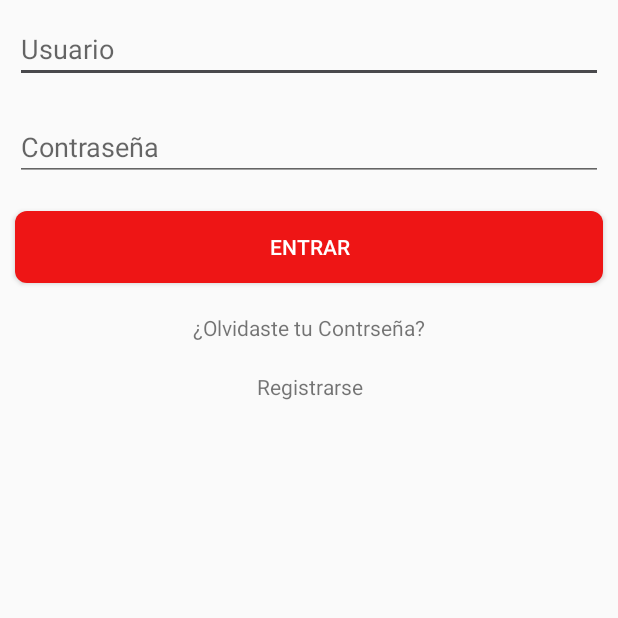
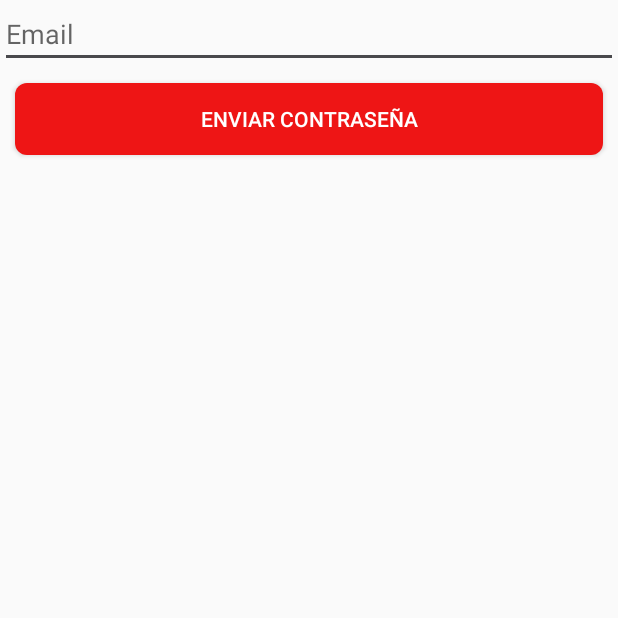
Before and after one commit to RudyRosa0318/PokeApp, an Android app: the LoginActivity screen opened directly, with no data from a screen before it, after a tap on "¿Olvidaste tu Contrseña?", on a phone screen of 412 x 824 dp, the top half of it. Run offline under Robolectric (Android 15) with nearby library versions, the phone set to English and light mode, and no system bars; our stand-ins replace Firebase (no records; nobody signed in at launch, a user with empty details on screens opened directly).

Commit message:
Commit Final IIIParcial

```diff
--- a/app/build.gradle
+++ b/app/build.gradle
@@ -43,6 +43,7 @@ dependencies {
     implementation 'androidx.lifecycle:lifecycle-extensions:2.0.0'
     implementation 'androidx.navigation:navigation-fragment-ktx:2.0.0'
     implementation 'androidx.navigation:navigation-ui-ktx:2.0.0'
+    implementation 'com.android.support.constraint:constraint-layout:1.1.3'
     testImplementation 'junit:junit:4.12'
     androidTestImplementation 'androidx.test:runner:1.2.0'
     androidTestImplementation 'androidx.test.espresso:espresso-core:3.2.0'
--- a/app/src/main/AndroidManifest.xml
+++ b/app/src/main/AndroidManifest.xml
@@ -18,7 +18,8 @@
         android:theme="@style/AppTheme"
         android:usesCleartextTraffic="true"
         tools:ignore="AllowBackup,GoogleAppIndexingWarning">
-        <activity android:name=".Login.RegisterActivity"/>
+        <activity android:name=".Login.ForgotActivity"></activity>
+        <activity android:name=".Login.RegisterActivity" />
         <activity android:name=".Login.LoginActivity" />
         <activity
             android:name=".SeleccionPokemon"
--- /dev/null
+++ b/app/src/main/java/com/example/pokeapp/Login/ForgotActivity.kt
@@ -0,0 +1,44 @@
+package com.example.pokeapp.Login
+
+import android.content.Intent
+import android.os.Bundle
+import android.text.TextUtils
+import android.view.View
+import android.widget.EditText
+import android.widget.ProgressBar
+import android.widget.Toast
+import androidx.appcompat.app.AppCompatActivity
+import com.example.pokeapp.MainActivity
+import com.example.pokeapp.R
+import com.google.firebase.auth.FirebaseAuth
+
+class ForgotActivity : AppCompatActivity() {
+    private  lateinit var txtEmail: EditText
+    private  lateinit var auth: FirebaseAuth
+    private  lateinit var progressBar: ProgressBar
+    override fun onCreate(savedInstanceState: Bundle?) {
+        super.onCreate(savedInstanceState)
+        setContentView(R.layout.activity_forgot)
+        txtEmail = findViewById(R.id.txtEmailForgot)
+        auth = FirebaseAuth.getInstance()
+        progressBar = findViewById(R.id.progressBar2)
+    }
+    fun send (view: View){
+        val email = txtEmail.text.toString()
+        if(!TextUtils.isEmpty(email)) {
+            auth.sendPasswordResetEmail(email)
+                    .addOnCompleteListener {
+                        task ->
+
+                        if(task.isSuccessful)
+                        {
+                            progressBar.visibility=View.VISIBLE
+                            startActivity(Intent(this, LoginActivity::class.java))}
+                        else
+                        {
+                            Toast.makeText(this,"Error al enviar el Email", Toast.LENGTH_LONG).show()}
+                    }
+        }
+
+    }
+}
--- a/app/src/main/java/com/example/pokeapp/Login/LoginActivity.kt
+++ b/app/src/main/java/com/example/pokeapp/Login/LoginActivity.kt
@@ -1,18 +1,72 @@
 package com.example.pokeapp.Login
 
+import android.content.Intent
 import androidx.appcompat.app.AppCompatActivity
 import android.os.Bundle
+import android.text.TextUtils
+import android.view.View
+import android.widget.EditText
+import android.widget.ProgressBar
+import android.widget.Toast
+import com.example.pokeapp.MenuPoke
 import com.example.pokeapp.R
+import com.google.firebase.auth.FirebaseAuth
+import kotlinx.android.synthetic.main.activity_login.*
 
 class LoginActivity : AppCompatActivity() {
+    private  lateinit var txtUser: EditText
+    private  lateinit var txtPassword1: EditText
+    private  lateinit var progressBar: ProgressBar
+    private lateinit var auth:FirebaseAuth
 
     override fun onCreate(savedInstanceState: Bundle?) {
         super.onCreate(savedInstanceState)
         setContentView(R.layout.activity_login)
+        txtUser = findViewById(R.id.txtUser)
+        txtPassword1 = findViewById(R.id.txtPassword)
+        progressBar = findViewById(R.id.progressBar1)
+        auth= FirebaseAuth.getInstance()
+    }
+
+    fun forgotPassword(view : View)
+    {
+        startActivity(Intent(this, ForgotActivity::class.java))
+    }
+
+    fun register(view : View)    {
+    startActivity(Intent(this, RegisterActivity::class.java))
+    }
+
+    fun login(view : View)
+    {
+        loginUser()
+    }
+
+    private fun loginUser(){
+        val user:String = txtUser.text.toString()
+        val password:String = txtPassword.text.toString()
+
+        if (!TextUtils.isEmpty(user) && !TextUtils.isEmpty(password) ){
+            progressBar.visibility = View.VISIBLE
+            auth.signInWithEmailAndPassword(user, password)
+                    .addOnCompleteListener {
+                        task ->
+                        if(task.isSuccessful){
+                            action()
+                        }
+                        else{
+                            Toast.makeText(this,"Error en la autenticacion", Toast.LENGTH_LONG).show()
+                        }
+                    }
+        }
     }
 
     /*
     supportaccionbar.title
     https://console.firebase.google.com/project/bdpoke-4f597/database/bdpoke-4f597/data~2F
     https://www.youtube.com/watch?v=xf-LNA6m97g*/
+
+    private fun action(){
+        startActivity(Intent(this,MenuPoke::class.java))
+    }
 }
--- a/app/src/main/java/com/example/pokeapp/Login/RegisterActivity.kt
+++ b/app/src/main/java/com/example/pokeapp/Login/RegisterActivity.kt
@@ -13,7 +13,6 @@ import com.google.firebase.auth.FirebaseAuth
 import com.google.firebase.auth.FirebaseUser
 import com.google.firebase.database.DatabaseReference
 import com.google.firebase.database.FirebaseDatabase
-import java.lang.ref.PhantomReference
 
 class RegisterActivity : AppCompatActivity() {
 
@@ -33,7 +32,7 @@ class RegisterActivity : AppCompatActivity() {
         txtLastName = findViewById(R.id.txtLastName)
         txtEmail = findViewById(R.id.txtEmail)
         txtPassword = findViewById(R.id.txtContraseña)
-        progressBar = findViewById(R.id.progressBar)
+        progressBar = findViewById(R.id.progressBar1)
 
         database = FirebaseDatabase.getInstance()
         auth = FirebaseAuth.getInstance()
@@ -62,7 +61,7 @@ class RegisterActivity : AppCompatActivity() {
                         val user:FirebaseUser? = auth.currentUser
                         verifyEmail(user)
 
-                        val userBD = dbReference.child(user!!.uid)
+                        val userBD = dbReference.child(user?.uid!!)
                         userBD.child("Name").setValue(name)
                         userBD.child("LastName").setValue(lastName)
                         action()
--- a/app/src/main/java/com/example/pokeapp/MainActivity.kt
+++ b/app/src/main/java/com/example/pokeapp/MainActivity.kt
@@ -5,6 +5,7 @@ import androidx.appcompat.app.AppCompatActivity
 import android.os.Bundle
 import android.os.CountDownTimer
 import android.widget.Toast
+import com.example.pokeapp.Login.LoginActivity
 import com.example.pokeapp.Login.RegisterActivity
 import kotlinx.android.synthetic.main.activity_main.*
 
@@ -20,7 +21,7 @@ class MainActivity : AppCompatActivity() {
 
 
         centerbtn.setOnClickListener{
-            val menuScreen = Intent(this, RegisterActivity :: class.java)
+            val menuScreen = Intent(this, LoginActivity :: class.java)
             startActivity(menuScreen)
         }
 
--- /dev/null
+++ b/app/src/main/res/layout/activity_forgot.xml
@@ -0,0 +1,33 @@
+<?xml version="1.0" encoding="utf-8"?>
+<LinearLayout xmlns:android="http://schemas.android.com/apk/res/android"
+    xmlns:app="http://schemas.android.com/apk/res-auto"
+    xmlns:tools="http://schemas.android.com/tools"
+    android:layout_width="match_parent"
+    android:layout_height="match_parent"
+    android:orientation="vertical"
+    tools:context=".Login.ForgotActivity">
+
+    <ProgressBar
+        android:id="@+id/progressBar2"
+        style="?android:attr/progressBarStyleHorizontal"
+        android:layout_width="match_parent"
+        android:layout_height="wrap_content"
+        android:indeterminate="true"
+        android:visibility="gone" />
+    <EditText
+        android:id="@+id/txtEmailForgot"
+        android:layout_width="match_parent"
+        android:layout_height="wrap_content"
+        android:ems="10"
+        android:hint="@string/textview_forgotEmail"
+        />
+
+    <Button
+        android:onClick="send"
+        android:layout_width="match_parent"
+        android:layout_height="wrap_content"
+        android:text="@string/textview_forgotButton"
+        android:background="@drawable/rounded"
+        android:layout_margin="10dp"
+        android:textColor="@android:color/white"/>
+</LinearLayout>
--- a/app/src/main/res/layout/activity_login.xml
+++ b/app/src/main/res/layout/activity_login.xml
@@ -8,7 +8,7 @@
     android:orientation="vertical">
 
     <ProgressBar
-        android:id="@+id/progressBar"
+        android:id="@+id/progressBar1"
         style="?android:attr/progressBarStyleHorizontal"
         android:layout_width="match_parent"
         android:layout_height="wrap_content"
@@ -34,7 +34,7 @@
         android:inputType="textPassword" />
 
     <Button
-        android:id="@+id/buttonLogin"
+        android:onClick="login"
         android:layout_width="match_parent"
         android:layout_height="wrap_content"
         android:text="Entrar"
--- a/app/src/main/res/layout/activity_register.xml
+++ b/app/src/main/res/layout/activity_register.xml
@@ -8,7 +8,7 @@
     tools:context=".Login.RegisterActivity">
 
     <ProgressBar
-        android:id="@+id/progressBar"
+        android:id="@+id/progressBar1"
         style="?android:attr/progressBarStyleHorizontal"
         android:layout_width="match_parent"
         android:layout_height="wrap_content"
@@ -57,7 +57,7 @@
         android:onClick="register"
         android:layout_width="match_parent"
         android:layout_height="wrap_content"
-        android:text="Crear Cuenta"
+        android:text="@string/textview_Crear"
         android:background="@drawable/rounded"
         android:layout_margin="10dp"
         android:textColor="@android:color/white"/>
--- a/app/src/main/res/values/strings.xml
+++ b/app/src/main/res/values/strings.xml
@@ -30,6 +30,10 @@
     <string name="textviewEmail">Correo</string>
     <string name="textviewContraseña">Contraseña</string>
     <string name="textview_User">Usuario</string>
+    <string name="textview_Crear">Crear Cuenta</string>
     <string name="textview_Olvido">¿Olvidaste tu Contrseña?</string>
     <string name="textview_Registrate">Registrarse</string>
+    <string name="textview_entrar">Entrar</string>
+    <string name="textview_forgotEmail">Email</string>
+    <string name="textview_forgotButton">Enviar Contraseña</string>
 </resources>
```
Also changed, not shown: app/src/main/java/com/example/pokeapp/AdapterCustom.kt (+4 -4 lines), app/src/main/java/com/example/pokeapp/MenuSeleccionPokemon.kt (+10 -1 lines).
